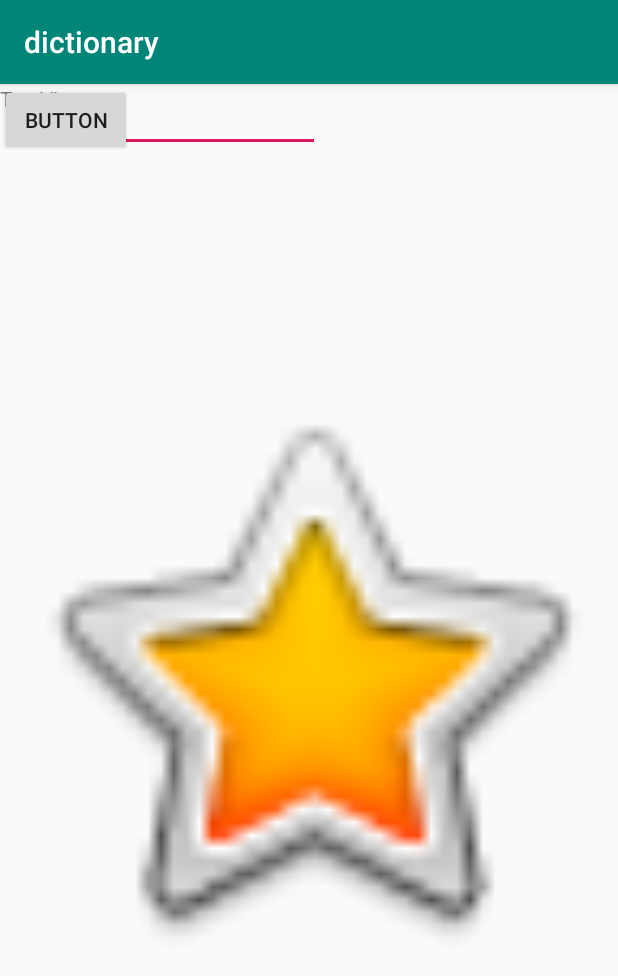
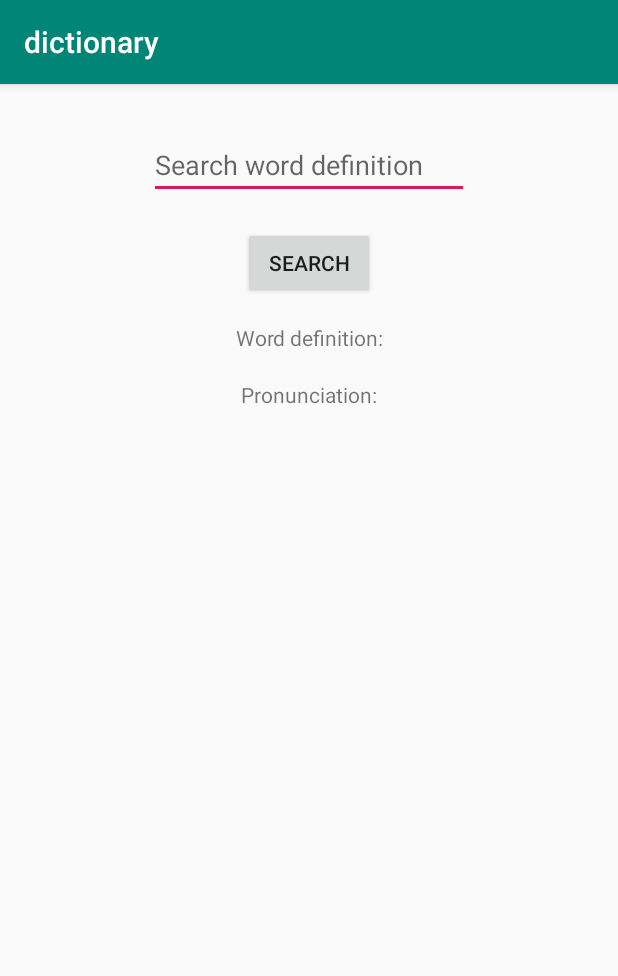
Before and after one commit to haselfine/dictionary, an Android app: the screen it shows after launch (MainActivity), on a phone screen of 412 x 824 dp. Shown: the top 976 px of the screen. Run offline under Robolectric (Android 15) with nearby library versions, the phone set to English and light mode, and no system bars; our stand-ins replace Picasso; pictures from the network do not load.

```diff
--- a/app/src/main/AndroidManifest.xml
+++ b/app/src/main/AndroidManifest.xml
@@ -1,6 +1,8 @@
 <?xml version="1.0" encoding="utf-8"?>
 <manifest xmlns:android="http://schemas.android.com/apk/res/android"
     package="com.example.dictionary">
+
+    <uses-permission android:name="android.permission.INTERNET"/>
 
     <application
         android:allowBackup="true"
--- a/app/src/main/java/com/example/dictionary/MainActivity.java
+++ b/app/src/main/java/com/example/dictionary/MainActivity.java
@@ -1,14 +1,125 @@
 package com.example.dictionary;
 
+import android.content.Context;
+import android.os.Bundle;
+import android.util.Log;
+import android.view.View;
+import android.view.inputmethod.InputMethodManager;
+import android.widget.Button;
+import android.widget.EditText;
+import android.widget.ImageView;
+import android.widget.ProgressBar;
+import android.widget.TextView;
+import android.widget.Toast;
 import androidx.appcompat.app.AppCompatActivity;
 
-import android.os.Bundle;
+import com.squareup.picasso.Picasso;
+
+import retrofit2.Call;
+import retrofit2.Callback;
+import retrofit2.Response;
+import retrofit2.Retrofit;
+import retrofit2.converter.gson.GsonConverterFactory;
+
+import static android.view.View.GONE;
 
 public class MainActivity extends AppCompatActivity {
+
+    private static final String TAG = "DICTIONARY";
+
+    Button searchButton;
+    EditText enterWord;
+    TextView wordDefinition;
+    TextView wordPronunciation;
+    ImageView wordImage;
+    ProgressBar loading;
+
+    WordService wordService;
 
     @Override
     protected void onCreate(Bundle savedInstanceState) {
         super.onCreate(savedInstanceState);
         setContentView(R.layout.activity_main);
+
+        Retrofit retrofit = new Retrofit.Builder()
+                .baseUrl("https://owlbot.info/api/v3/dictionary/")
+                .addConverterFactory(GsonConverterFactory.create())
+                .build();
+        wordService = retrofit.create(WordService.class);
+
+        searchButton = findViewById(R.id.search_button);
+        enterWord = findViewById(R.id.enter_word);
+        wordDefinition = findViewById(R.id.word_definition);
+        wordPronunciation = findViewById(R.id.pronunciation_textView);
+        wordImage = findViewById(R.id.word_image);
+        loading = findViewById(R.id.loading);
+
+        setSearchEnabled(true);
+
+        // Hide ImageView until an image is available
+        wordImage.setVisibility(GONE);
+
+        searchButton.setOnClickListener(new View.OnClickListener() {
+            @Override
+            public void onClick(View view) {
+                final String word = enterWord.getText().toString();
+                if (word.isEmpty()) {
+                    Toast.makeText(MainActivity.this, "Enter a word", Toast.LENGTH_SHORT).show();
+                    return;
+                }
+
+                hideKeyboard();
+                setSearchEnabled(false);
+                getDefinitionForWord(word);
+            }
+        });
     }
+
+    private void setSearchEnabled(boolean isEnabled) {
+        loading.setVisibility( isEnabled ? GONE : View.VISIBLE);
+        searchButton.setEnabled(isEnabled);
+        enterWord.setEnabled(isEnabled);
+    }
+
+    private void getDefinitionForWord(final String word) {
+        wordService.getDefinition(word, BuildConfig.OWLBOT_TOKEN).enqueue(new Callback<Word>() {
+            @Override
+            public void onResponse(Call<Word> call, Response<Word> response) {
+
+                setSearchEnabled(true);
+
+                Word wordResponse = response.body();
+                Log.d(TAG, "Word Response: " + wordResponse);
+
+                if (wordResponse != null && wordResponse.definitions.length >= 1){
+                    wordDefinition.setText(wordResponse.definitions[0].definition);
+                    wordPronunciation.setText(wordResponse.pronunciation);
+                    String imageURL = wordResponse.definitions[0].image_url;
+                    if(imageURL == null || imageURL.isEmpty()){
+                        wordImage.setVisibility(GONE);
+                    } else {
+                        wordImage.setVisibility(View.VISIBLE);
+                        Picasso.get().load(imageURL).fit().centerCrop().into(wordImage);
+                    }
+                } else {
+                    Log.d(TAG, "Search for " + word + " did not return any definitions");
+                    Toast.makeText(MainActivity.this, "No definitions found for " + word, Toast.LENGTH_SHORT).show();
+                }
+            }
+
+            @Override
+            public void onFailure(Call<Word> call, Throwable t) {
+                setSearchEnabled(true);
+                Log.e(TAG, "Error fetching definition", t);
+                Toast.makeText(MainActivity.this, "Unable to fetch definition", Toast.LENGTH_SHORT).show();
+            }
+        });
+    }
+
+    private void hideKeyboard() {
+        View mainView = findViewById(android.R.id.content);
+        InputMethodManager manager = (InputMethodManager) getSystemService(Context.INPUT_METHOD_SERVICE);
+        manager.hideSoftInputFromWindow(mainView.getWindowToken(), 0);
+    }
+
 }
--- /dev/null
+++ b/app/src/main/java/com/example/dictionary/WordService.java
@@ -0,0 +1,12 @@
+package com.example.dictionary;
+
+import retrofit2.Call;
+import retrofit2.http.GET;
+import retrofit2.http.Header;
+import retrofit2.http.Path;
+
+public interface WordService {
+
+    @GET("{word}")
+    Call<Word> getDefinition(@Path("word") String word, @Header("Authorization") String token);
+}
--- a/app/src/main/res/layout/activity_main.xml
+++ b/app/src/main/res/layout/activity_main.xml
@@ -7,40 +7,73 @@
     tools:context=".MainActivity">
 
     <EditText
-        android:id="@+id/search_editText"
+        android:id="@+id/enter_word"
         android:layout_width="wrap_content"
         android:layout_height="wrap_content"
+        android:layout_marginTop="31dp"
         android:ems="10"
+        android:hint="@string/search_hint"
         android:inputType="textPersonName"
-        android:text="Name"
-        tools:layout_editor_absoluteX="99dp"
-        tools:layout_editor_absoluteY="31dp" />
+        app:layout_constraintEnd_toEndOf="parent"
+        app:layout_constraintHorizontal_bias="0.5"
+        app:layout_constraintStart_toStartOf="parent"
+        app:layout_constraintTop_toTopOf="parent" />
 
     <TextView
-        android:id="@+id/textView"
+        android:id="@+id/word_definition"
         android:layout_width="wrap_content"
         android:layout_height="wrap_content"
-        android:text="TextView"
-        tools:layout_editor_absoluteX="175dp"
-        tools:layout_editor_absoluteY="159dp" />
+        android:layout_marginTop="159dp"
+        android:gravity="center"
+        android:text="@string/definition_text"
+        app:layout_constraintEnd_toEndOf="parent"
+        app:layout_constraintHorizontal_bias="0.5"
+        app:layout_constraintStart_toStartOf="parent"
+        app:layout_constraintTop_toTopOf="parent" />
 
     <Button
-        android:id="@+id/button"
+        android:id="@+id/search_button"
         android:layout_width="wrap_content"
         android:layout_height="wrap_content"
-        android:text="Button"
-        tools:layout_editor_absoluteX="157dp"
-        tools:layout_editor_absoluteY="95dp" />
+        android:layout_marginTop="95dp"
+        android:text="@string/button_text"
+        app:layout_constraintEnd_toEndOf="parent"
+        app:layout_constraintHorizontal_bias="0.5"
+        app:layout_constraintStart_toStartOf="parent"
+        app:layout_constraintTop_toTopOf="parent" />
 
     <ImageView
-        android:id="@+id/imageView"
+        android:id="@+id/word_image"
         android:layout_width="0dp"
         android:layout_height="0dp"
+        android:layout_margin="40dp"
         app:layout_constraintBottom_toBottomOf="parent"
         app:layout_constraintEnd_toEndOf="parent"
         app:layout_constraintHorizontal_bias="0.5"
         app:layout_constraintStart_toStartOf="parent"
-        app:layout_constraintTop_toBottomOf="@+id/textView"
+        app:layout_constraintTop_toBottomOf="@+id/pronunciation_textView"
         app:srcCompat="@android:drawable/btn_star_big_on" />
 
+    <TextView
+        android:id="@+id/pronunciation_textView"
+        android:layout_width="wrap_content"
+        android:layout_height="wrap_content"
+        android:layout_marginTop="197dp"
+        android:text="@string/pronunciation_text"
+        app:layout_constraintEnd_toEndOf="parent"
+        app:layout_constraintHorizontal_bias="0.5"
+        app:layout_constraintStart_toStartOf="parent"
+        app:layout_constraintTop_toTopOf="parent" />
+
+    <ProgressBar
+        android:id="@+id/loading"
+        style="?android:attr/progressBarStyle"
+        android:layout_width="wrap_content"
+        android:layout_height="wrap_content"
+        app:layout_constraintBottom_toBottomOf="parent"
+        app:layout_constraintEnd_toEndOf="parent"
+        app:layout_constraintHorizontal_bias="0.5"
+        app:layout_constraintStart_toStartOf="parent"
+        app:layout_constraintTop_toTopOf="parent" />
+
 </androidx.constraintlayout.widget.ConstraintLayout>
--- a/app/src/main/res/values/strings.xml
+++ b/app/src/main/res/values/strings.xml
@@ -1,3 +1,7 @@
 <resources>
     <string name="app_name">dictionary</string>
+    <string name="search_hint">Search word definition</string>
+    <string name="button_text">Search</string>
+    <string name="definition_text">Word definition: </string>
+    <string name="pronunciation_text">Pronunciation: </string>
 </resources>
```
Also changed, not shown: app/build.gradle (+7 -0 lines), app/src/main/java/com/example/dictionary/Definition.java (added, +18 -0 lines), app/src/main/java/com/example/dictionary/Word.java (added, +18 -0 lines).
